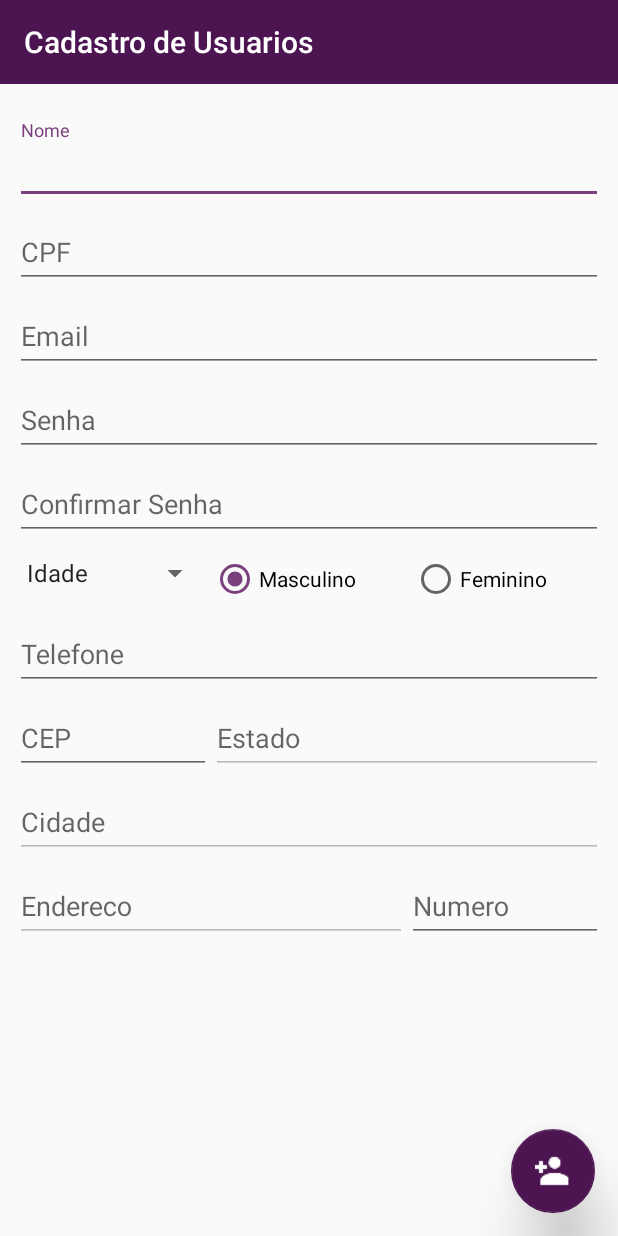
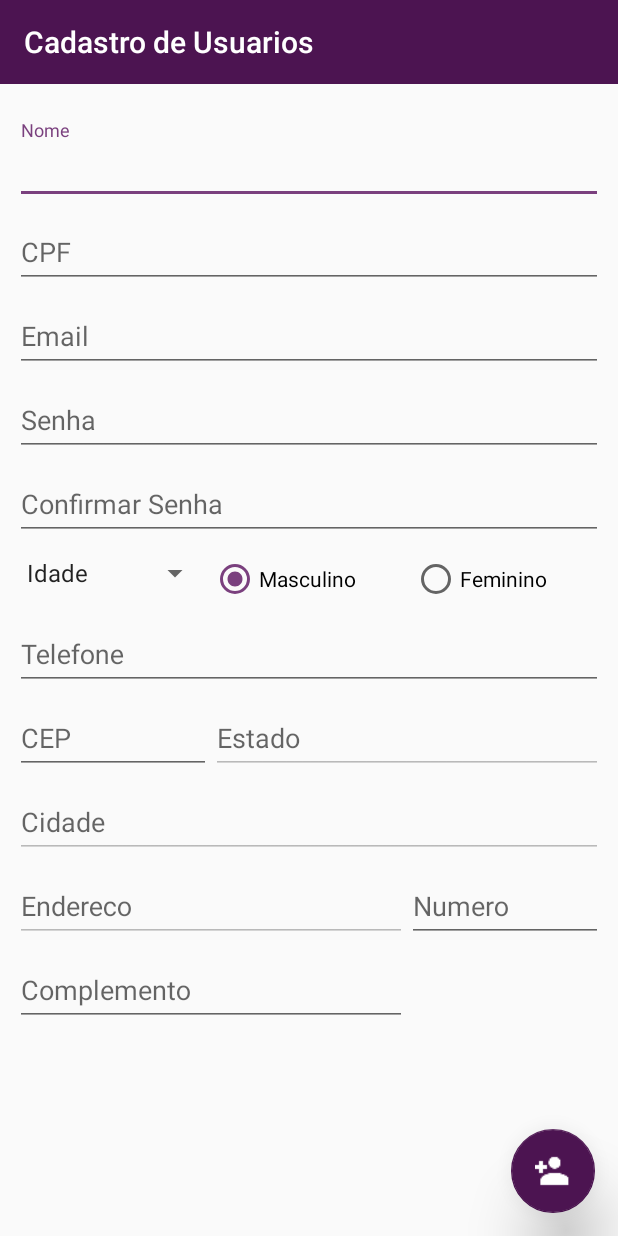
Before and after one commit to matheuscr30/Trabalho-Final-POO2, an Android app: the CadastroActivity screen opened directly, with no data from a screen before it, on a phone screen of 412 x 824 dp. Run offline under Robolectric (Android 15) with nearby library versions, the phone set to English and light mode, and no system bars; our stand-ins replace Firebase (no records; nobody signed in at launch, a user with empty details on screens opened directly).

Commit message:
New Changes

```diff
--- a/MagazineHenrique/app/src/main/res/layout/activity_cadastro.xml
+++ b/MagazineHenrique/app/src/main/res/layout/activity_cadastro.xml
@@ -262,9 +262,29 @@
                         </android.support.design.widget.TextInputLayout>
                     </LinearLayout>
 
-                    <Space
+                    <LinearLayout
                         android:layout_width="match_parent"
-                        android:layout_height="60dp" />
+                        android:orientation="horizontal"
+                        android:layout_height="match_parent">
+                        <android.support.design.widget.TextInputLayout
+                            android:id="@+id/inputLayoutComplementoCadastro"
+                            android:layout_width="match_parent"
+                            android:layout_height="match_parent"
+                            android:layout_weight="1">
+
+                            <android.support.design.widget.TextInputEditText
+                                android:id="@+id/editTextComplementoCadastro"
+                                android:layout_width="match_parent"
+                                android:layout_height="wrap_content"
+                                android:hint="Complemento"
+                                android:inputType="number" />
+                        </android.support.design.widget.TextInputLayout>
+
+                        <Space
+                            android:layout_width="match_parent"
+                            android:layout_weight="2"
+                            android:layout_height="match_parent" />
+                    </LinearLayout>
                 </LinearLayout>
             </ScrollView>
         </RelativeLayout>
--- a/MagazineHenrique/app/src/main/res/layout/activity_esqueci_senha.xml
+++ b/MagazineHenrique/app/src/main/res/layout/activity_esqueci_senha.xml
@@ -45,7 +45,11 @@
             android:id="@+id/button2"
             android:layout_width="match_parent"
             android:layout_height="wrap_content"
-            android:text="Button" />
+            android:layout_marginLeft="20dp"
+            android:layout_marginRight="20dp"
+            android:background="@color/colorPrimary"
+            android:text="Recuperar Senha"
+            android:textColor="@android:color/white" />
     </LinearLayout>
 
 </android.support.design.widget.CoordinatorLayout>
--- a/MagazineHenrique/app/src/main/res/layout/activity_login.xml
+++ b/MagazineHenrique/app/src/main/res/layout/activity_login.xml
@@ -4,6 +4,7 @@
     xmlns:tools="http://schemas.android.com/tools"
     android:layout_width="match_parent"
     android:layout_height="match_parent"
+    android:background="@android:color/white"
     tools:context="com.matheus.magazinehenrique.activity.LoginActivity">
 
     <LinearLayout
@@ -23,7 +24,7 @@
             android:layout_width="match_parent"
             android:layout_height="200dp"
             android:layout_marginBottom="10dp"
-            app:srcCompat="@drawable/a19074044_985615201581081_1026567947_n" />
+            app:srcCompat="@drawable/logo" />
 
         <android.support.design.widget.TextInputLayout
             android:id="@+id/inputLayoutEmailLogin"
--- a/MagazineHenrique/app/src/main/res/menu/opcoes_menu.xml
+++ b/MagazineHenrique/app/src/main/res/menu/opcoes_menu.xml
@@ -5,4 +5,10 @@
     <item
         android:title="Sair"
         android:id="@+id/item_sair"/>
+    <item
+        android:id="@+id/item_carrinho"
+        android:icon="@drawable/ic_shopping_cart"
+        android:title="Carrinho"
+        app:showAsAction="ifRoom" />
+
 </menu>
```
Also changed, not shown: MagazineHenrique/app/src/main/java/com/matheus/magazinehenrique/activity/CadastroActivity.java (+13 -1 lines), MagazineHenrique/app/src/main/java/com/matheus/magazinehenrique/activity/EsqueciSenhaActivity.java (+8 -0 lines), MagazineHenrique/app/src/main/java/com/matheus/magazinehenrique/model/Cliente.java (+10 -0 lines), MagazineHenrique/app/src/main/res/layout/switch_item.xml (deleted, +0 -11 lines), MagazineHenrique/app/src/main/res/drawable-hdpi/ic_shopping_cart.png (added), MagazineHenrique/app/src/main/res/drawable-hdpi/logo.jpg (added), MagazineHenrique/app/src/main/res/drawable-mdpi/ic_shopping_cart.png (added), MagazineHenrique/app/src/main/res/drawable-xhdpi/ic_shopping_cart.png (added), MagazineHenrique/app/src/main/res/drawable-xxhdpi/ic_shopping_cart.png (added), MagazineHenrique/app/src/main/res/drawable-xxxhdpi/ic_shopping_cart.png (added), 3 other files.
